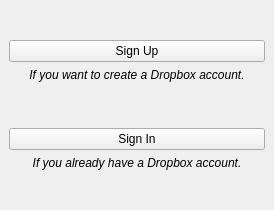
Old version of the form mainwindow.ui in the repository lawand/droper.
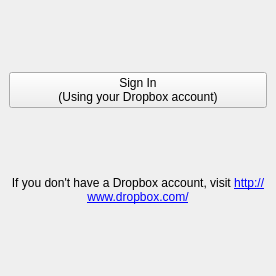
New version of the form. Icons and pictures are not drawn.

The edit to the form file:
```diff
--- a/mainwindow.ui
+++ b/mainwindow.ui
@@ -2,6 +2,14 @@
 <ui version="4.0">
  <class>MainWindow</class>
  <widget class="QWidget" name="MainWindow">
+  <property name="geometry">
+   <rect>
+    <x>0</x>
+    <y>0</y>
+    <width>276</width>
+    <height>276</height>
+   </rect>
+  </property>
   <property name="windowTitle">
    <string>Droper</string>
   </property>
@@ -33,66 +41,11 @@
          </property>
         </spacer>
        </item>
-       <item>
-        <widget class="QPushButton" name="signUpPushButton">
-         <property name="text">
-          <string>Sign Up</string>
-         </property>
-        </widget>
-       </item>
-       <item>
-        <widget class="QLabel" name="signUpLabel">
-         <property name="font">
-          <font>
-           <italic>true</italic>
-          </font>
-         </property>
-         <property name="text">
-          <string>If you want to create a Dropbox account.</string>
-         </property>
-         <property name="alignment">
-          <set>Qt::AlignCenter</set>
-         </property>
-         <property name="wordWrap">
-          <bool>true</bool>
-         </property>
-        </widget>
-       </item>
-       <item>
-        <spacer name="verticalSpacer_3">
-         <property name="orientation">
-          <enum>Qt::Vertical</enum>
-         </property>
-         <property name="sizeHint" stdset="0">
-          <size>
-           <width>20</width>
-           <height>40</height>
-          </size>
-         </property>
-        </spacer>
-       </item>
        <item>
         <widget class="QPushButton" name="signInPushButton">
          <property name="text">
-          <string>Sign In</string>
-         </property>
-        </widget>
-       </item>
-       <item>
-        <widget class="QLabel" name="signInLabel">
-         <property name="font">
-          <font>
-           <italic>true</italic>
-          </font>
-         </property>
-         <property name="text">
-          <string>If you already have a Dropbox account.</string>
-         </property>
-         <property name="alignment">
-          <set>Qt::AlignCenter</set>
-         </property>
-         <property name="wordWrap">
-          <bool>true</bool>
+          <string>Sign In
+(Using your Dropbox account)</string>
          </property>
         </widget>
        </item>
@@ -109,6 +62,35 @@
          </property>
         </spacer>
        </item>
+       <item>
+        <widget class="QLabel" name="noteLabel">
+         <property name="text">
+          <string>If you don't have a Dropbox account, visit &lt;a href=&quot;http://www.dropbox.com/&quot;&gt;http://www.dropbox.com/&lt;/a&gt;</string>
+         </property>
+         <property name="alignment">
+          <set>Qt::AlignCenter</set>
+         </property>
+         <property name="wordWrap">
+          <bool>true</bool>
+         </property>
+         <property name="openExternalLinks">
+          <bool>true</bool>
+         </property>
+        </widget>
+       </item>
+       <item>
+        <spacer name="verticalSpacer_3">
+         <property name="orientation">
+          <enum>Qt::Vertical</enum>
+         </property>
+         <property name="sizeHint" stdset="0">
+          <size>
+           <width>20</width>
+           <height>40</height>
+          </size>
+         </property>
+        </spacer>
+       </item>
       </layout>
      </widget>
      <widget class="QWidget" name="mainPage">
```
